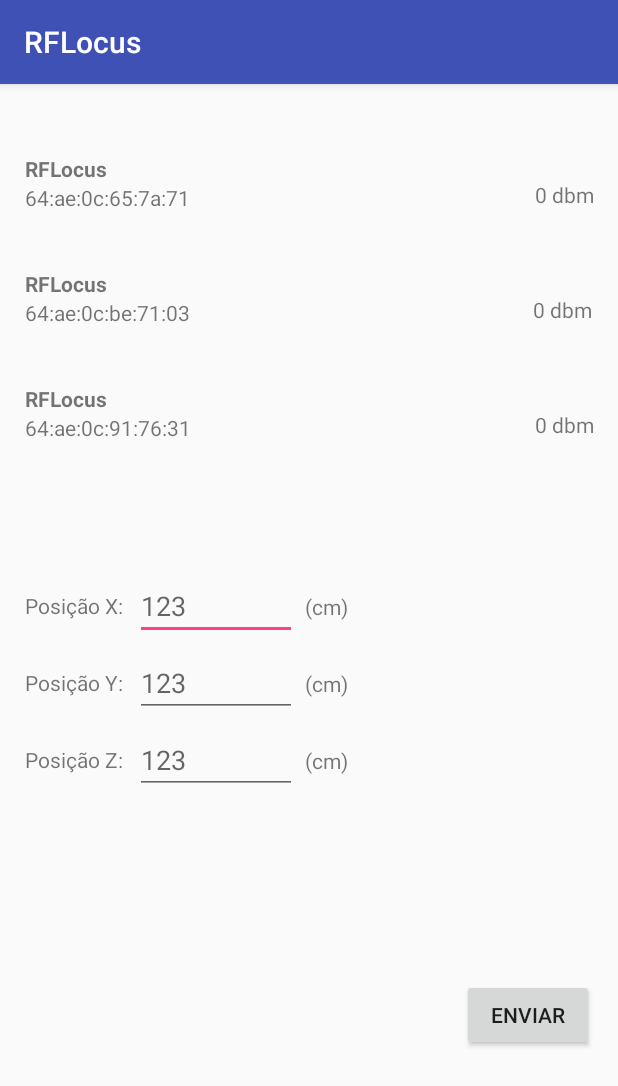
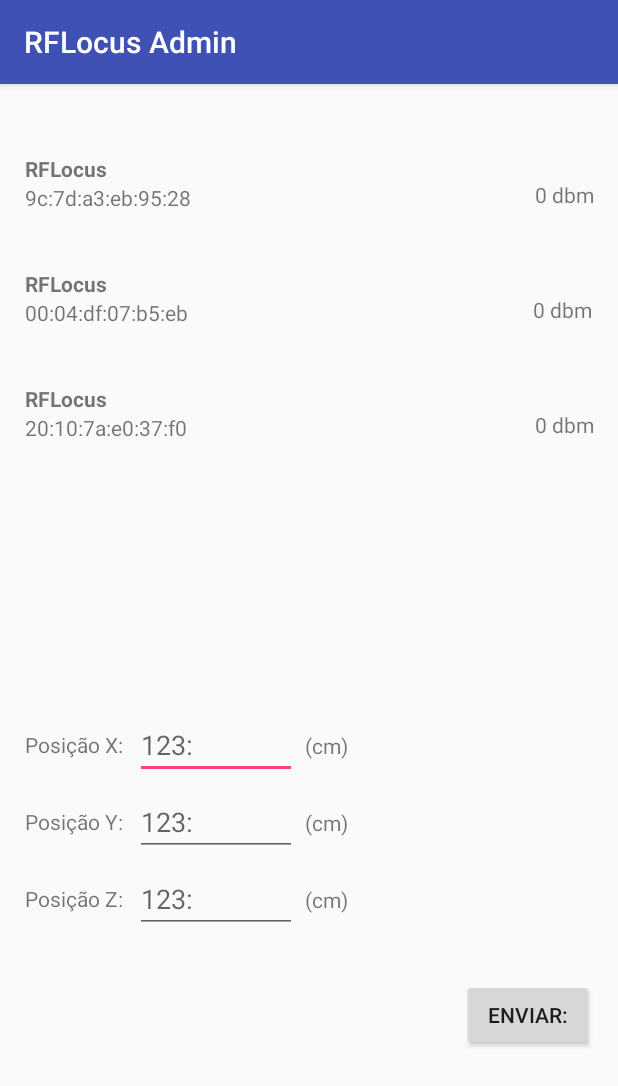
Before and after one commit to fabraocaio/RFLocus-APP-Android, an Android app: the screen it shows after launch (AdmActivity), on a phone screen of 412 x 824 dp. Shown: the top 1086 px of the screen. Run offline under Robolectric (Android 15) with nearby library versions, the phone set to English and light mode, and no system bars; our stand-ins replace Volley; 2 statements that could not run were skipped.

```diff
--- a/app/build.gradle
+++ b/app/build.gradle
@@ -7,8 +7,8 @@ android {
         applicationId "com.app.project.rflocus"
         minSdkVersion 14
         targetSdkVersion 26
-        versionCode 2
-        versionName "0.1.0"
+        versionCode 3
+        versionName "0.8.0"
         testInstrumentationRunner "android.support.test.runner.AndroidJUnitRunner"
     }
     buildTypes {
--- a/app/src/main/java/com/app/project/rflocus/AdmActivity.java
+++ b/app/src/main/java/com/app/project/rflocus/AdmActivity.java
@@ -41,7 +41,7 @@ import static com.android.volley.Request.*;
 
 public class AdmActivity extends AppCompatActivity {
 
-    protected String TAG = "AdmActivity";
+    private static String TAG = "AdmActivity";
 
     protected String url = "http://192.168.100.18:5500/";
 
@@ -54,9 +54,9 @@ public class AdmActivity extends AppCompatActivity {
     private EditText etPosX, etPosY, etPosZ;
     private TextView tvSSID1, tvMAC1, tvRSS1, tvSSID2,
             tvMAC2, tvRSS2, tvSSID3, tvMAC3, tvRSS3;
-    protected Button btnSend;
+    public Button btnSend;
 
-    protected int MY_PERMISSIONS_REQUEST_ACCESS_FINE_LOCATION;
+    int MY_PERMISSIONS_REQUEST_ACCESS_FINE_LOCATION;
 
     /**
      * Function to automatically connect to a OPEN Wi-Fi network
@@ -136,20 +136,21 @@ public class AdmActivity extends AppCompatActivity {
         // ---------------------------------- //
         */
 
+        /*
         // -----------MACS RFLocus---------- //
-        listMacs.add("64:ae:0c:65:7a:71");
-        listMacs.add("64:ae:0c:be:71:03");
-        listMacs.add("64:ae:0c:91:76:31");
-        listMacs.add("2c:55:d3:b0:1c:c4");
+        listMacs.add("6a:39:a3:67:51:8e");
+        listMacs.add("df:11:bb:8f:a8:7a");
+        listMacs.add("19:b3:82:86:06:6e");
+        //listMacs.add("c7:45:50:51:06:d1");
         // ---------------------------------- //
+        */
 
-        /*
         // ----------MACS SafeHouse--------- //
         listMacs.add("9c:7d:a3:eb:95:28");
         listMacs.add("00:04:df:07:b5:eb");
         listMacs.add("20:10:7a:e0:37:f0");
         // ---------------------------------- //
-        */
+
 
         return listMacs;
     }
@@ -224,20 +225,12 @@ public class AdmActivity extends AppCompatActivity {
 
         btnSend = (Button) findViewById(R.id.btnSend);
 
-        Ap ap1 = new Ap();
-        Ap ap2 = new Ap();
-        Ap ap3 = new Ap();
         apList = new ArrayList<>();
-        apList.add(ap1);
-        apList.add(ap2);
-        apList.add(ap3);
 
         //autoConnectOPEN("UTFPRWEB");
-        //autoConnectWAP("narsil","1119072205");
         //autoConnectWAP("FUNBOX-BOARDGAME-CAFE","Fb-4130400780");
         //autoConnectWEP("RFLocus","oficina3");
         requestGET();
-        //setAps();
         startRefresh();
     }
 
@@ -289,6 +282,7 @@ public class AdmActivity extends AppCompatActivity {
     private void updateAP(List<ScanResult> results, List<Ap> apList){
         for (ScanResult result : results) {
             for (Ap ap : apList) {
+                ap.setRssi(0);
                 if (ap.getMac().equals(result.BSSID)){
                     ap.setSsid(result.SSID);
                     ap.setRssi(result.level);
@@ -312,6 +306,7 @@ public class AdmActivity extends AppCompatActivity {
             refresh();
             requestPUT(url, createJSON(apList));
         }
+        Toast.makeText(AdmActivity.this, "Concluído", Toast.LENGTH_SHORT).show();
         Log.d(TAG, "Send Pressed");
     }
 
@@ -356,7 +351,6 @@ public class AdmActivity extends AppCompatActivity {
                     @Override
                     public void onResponse(JSONObject response) {
                         Log.d("Response", response.toString());
-                        Toast.makeText(AdmActivity.this, "Concluido", Toast.LENGTH_SHORT).show();
                     }
                 },
                 new Response.ErrorListener() {
@@ -364,7 +358,6 @@ public class AdmActivity extends AppCompatActivity {
                     public void onErrorResponse(VolleyError error) {
                         // error
                         Toast.makeText(AdmActivity.this, "Erro ao enviar", Toast.LENGTH_SHORT).show();
-                        Log.d("Error.Response", error.toString());
                     }
                 }
         ) {
@@ -394,10 +387,10 @@ public class AdmActivity extends AppCompatActivity {
      * Function to request the MAC address of the APs
      */
     private void requestGET(){
-        int i = 0;
-        ArrayList<String> listMacs = (setListMAC());
-        for (Ap ap : apList){
-            ap.setMac(listMacs.get(i++));
+        ArrayList<String> listMacs = setListMAC();
+        for (String mac : listMacs) {
+            Ap ap = new Ap(mac);
+            apList.add(ap);
         }
     }
 
@@ -441,8 +434,6 @@ public class AdmActivity extends AppCompatActivity {
             wifiMgr.setWifiEnabled(true);
         wifiMgr.startScan();
         List<ScanResult> results = wifiMgr.getScanResults();
-        //ArrayList macs = setListMAC();
-        //updateAP(results,macs,0);
         updateAP(results,apList);
         updateUI(apList);
         //Log.d("AutoRefresh","Scan Completed");
--- a/app/src/main/java/com/app/project/rflocus/Ap.java
+++ b/app/src/main/java/com/app/project/rflocus/Ap.java
@@ -5,39 +5,29 @@ class Ap {
     private String mac;
     private int rssi;
 
-    public Ap(){
+    Ap(String mac){
         this.ssid="RFLocus";
-        this.mac="FF:FF:FF:FF:FF:FF";
+        this.mac=mac;
         this.rssi=0;
     }
 
-    public Ap(String ssid, String mac, int rssi) {
-        this.ssid = ssid;
-        this.mac = mac;
-        this.rssi = rssi;
-    }
-
-    public String getSsid() {
+    String getSsid() {
         return ssid;
     }
 
-    public void setSsid(String ssid) {
+    void setSsid(String ssid) {
         this.ssid = ssid;
     }
 
-    public String getMac() {
+    String getMac() {
         return mac;
     }
 
-    public void setMac(String mac) {
-        this.mac = mac;
-    }
-
-    public int getRssi() {
+    int getRssi() {
         return rssi;
     }
 
-    public void setRssi(int rssi) {
+    void setRssi(int rssi) {
         this.rssi = rssi;
     }
 }
--- a/app/src/main/res/layout/activity_adm.xml
+++ b/app/src/main/res/layout/activity_adm.xml
@@ -34,11 +34,13 @@
         tools:layout_editor_absoluteX="377dp" />
 
     <android.support.constraint.Guideline
-        android:id="@+id/guidelineH10"
+        android:id="@+id/guidelineH05"
         android:layout_width="wrap_content"
         android:layout_height="wrap_content"
         android:orientation="horizontal"
-        app:layout_constraintGuide_percent="0.05" />
+        app:layout_constraintGuide_percent="0.05"
+        tools:layout_editor_absoluteY="26dp"
+        tools:layout_editor_absoluteX="0dp" />
 
     <TextView
         android:id="@+id/tvSSID1"
@@ -47,10 +49,10 @@
         android:layout_marginLeft="8dp"
         android:layout_marginStart="8dp"
         android:layout_marginTop="8dp"
-        android:text="SSID AP1"
+        android:text="@string/ssid_ap1"
         android:textStyle="bold"
         app:layout_constraintLeft_toLeftOf="@+id/guidelineV2"
-        app:layout_constraintTop_toTopOf="@+id/guidelineH10" />
+        app:layout_constraintTop_toTopOf="@+id/guidelineH05" />
 
     <TextView
         android:id="@+id/tvMAC1"
@@ -58,7 +60,7 @@
         android:layout_height="wrap_content"
         android:layout_marginLeft="8dp"
         android:layout_marginStart="8dp"
-        android:text="MAC AP1"
+        android:text="@string/mac_ap1"
         app:layout_constraintLeft_toLeftOf="@+id/guidelineV2"
         app:layout_constraintTop_toBottomOf="@+id/tvSSID1" />
 
@@ -68,17 +70,19 @@
         android:layout_height="wrap_content"
         android:layout_marginEnd="8dp"
         android:layout_marginRight="8dp"
-        android:text="RSS AP1"
+        android:text="@string/rss_ap1"
         app:layout_constraintRight_toLeftOf="@+id/guidelineV98"
-        app:layout_constraintTop_toTopOf="@+id/guidelineH10"
+        app:layout_constraintTop_toTopOf="@+id/guidelineH05"
         android:layout_marginTop="25dp" />
 
     <android.support.constraint.Guideline
-        android:id="@+id/guidelineH20"
+        android:id="@+id/guidelineH15"
         android:layout_width="wrap_content"
         android:layout_height="wrap_content"
         android:orientation="horizontal"
-        app:layout_constraintGuide_percent="0.15" />
+        app:layout_constraintGuide_percent="0.15"
+        tools:layout_editor_absoluteY="77dp"
+        tools:layout_editor_absoluteX="0dp" />
 
     <TextView
         android:id="@+id/tvSSID2"
@@ -86,10 +90,10 @@
         android:layout_height="wrap_content"
         android:layout_marginLeft="8dp"
         android:layout_marginStart="8dp"
-        android:text="SSID AP2"
+        android:text="@string/ssid_ap2"
         android:textStyle="bold"
         app:layout_constraintLeft_toLeftOf="@+id/guidelineV2"
-        app:layout_constraintTop_toTopOf="@+id/guidelineH20"
+        app:layout_constraintTop_toTopOf="@+id/guidelineH15"
         android:layout_marginTop="8dp" />
 
     <TextView
@@ -98,7 +102,7 @@
         android:layout_height="wrap_content"
         android:layout_marginLeft="8dp"
         android:layout_marginStart="8dp"
-        android:text="MAC AP2"
+        android:text="@string/mac_ap2"
         app:layout_constraintLeft_toLeftOf="@+id/guidelineV2"
         app:layout_constraintTop_toBottomOf="@+id/tvSSID2" />
 
@@ -109,16 +113,18 @@
         android:layout_marginEnd="9dp"
         android:layout_marginRight="9dp"
         android:layout_marginTop="25dp"
-        android:text="RSS AP2"
+        android:text="@string/rss_ap2"
         app:layout_constraintRight_toLeftOf="@+id/guidelineV98"
-        app:layout_constraintTop_toTopOf="@+id/guidelineH20" />
+        app:layout_constraintTop_toTopOf="@+id/guidelineH15" />
 
     <android.support.constraint.Guideline
-        android:id="@+id/guidelineH30"
+        android:id="@+id/guidelineH25"
         android:layout_width="wrap_content"
         android:layout_height="wrap_content"
         android:orientation="horizontal"
-        app:layout_constraintGuide_percent="0.25" />
+        app:layout_constraintGuide_percent="0.25"
+        tools:layout_editor_absoluteY="128dp"
+        tools:layout_editor_absoluteX="0dp" />
 
     <TextView
         android:id="@+id/tvSSID3"
@@ -127,10 +133,10 @@
         android:layout_marginLeft="8dp"
         android:layout_marginStart="8dp"
         android:layout_marginTop="8dp"
-        android:text="SSID AP3"
+        android:text="@string/ssid_ap3"
         android:textStyle="bold"
         app:layout_constraintLeft_toLeftOf="@+id/guidelineV2"
-        app:layout_constraintTop_toTopOf="@+id/guidelineH30" />
+        app:layout_constraintTop_toTopOf="@+id/guidelineH25" />
 
     <TextView
         android:id="@+id/tvMAC3"
@@ -138,7 +144,7 @@
         android:layout_height="wrap_content"
         android:layout_marginLeft="8dp"
         android:layout_marginStart="8dp"
-        android:text="MAC AP3"
+        android:text="@string/mac_ap3"
         app:layout_constraintLeft_toLeftOf="@+id/guidelineV2"
         app:layout_constraintTop_toBottomOf="@+id/tvSSID3" />
 
@@ -148,26 +154,28 @@
         android:layout_height="wrap_content"
         android:layout_marginEnd="8dp"
         android:layout_marginRight="8dp"
-        android:text="RSS AP3"
+        android:text="@string/rss_ap3"
         app:layout_constraintRight_toLeftOf="@+id/guidelineV98"
-        app:layout_constraintTop_toTopOf="@+id/guidelineH30"
+        app:layout_constraintTop_toTopOf="@+id/guidelineH25"
         android:layout_marginTop="25dp" />
 
     <android.support.constraint.Guideline
-        android:id="@+id/guidelineH40"
+        android:id="@+id/guidelineH35"
         android:layout_width="wrap_content"
         android:layout_height="wrap_content"
         android:orientation="horizontal"
-        app:layout_constraintGuide_percent="0.4"
-        tools:layout_editor_absoluteX="0dp"
-        tools:layout_editor_absoluteY="205dp" />
+        app:layout_constraintGuide_percent="0.35"
+        tools:layout_editor_absoluteY="179dp"
+        tools:layout_editor_absoluteX="0dp" />
 
     <android.support.constraint.Guideline
         android:id="@+id/guidelineH50"
         android:layout_width="wrap_content"
         android:layout_height="wrap_content"
         android:orientation="horizontal"
-        app:layout_constraintGuide_percent="0.43" />
+        app:layout_constraintGuide_percent="0.55"
+        tools:layout_editor_absoluteY="281dp"
+        tools:layout_editor_absoluteX="0dp" />
 
     <TextView
         android:id="@+id/tvDist1"
@@ -176,7 +184,7 @@
         android:layout_marginLeft="8dp"
         android:layout_marginStart="8dp"
         android:layout_marginTop="8dp"
-        android:text="Posição X:"
+        android:text="@string/posX"
         app:layout_constraintLeft_toLeftOf="@+id/guidelineV2"
         app:layout_constraintTop_toTopOf="@+id/guidelineH50" />
 
@@ -189,14 +197,13 @@
         android:layout_marginRight="8dp"
         android:layout_marginStart="8dp"
         android:ems="10"
-        android:hint="123"
+        android:hint="@string/num"
         android:inputType="number"
         app:layout_constraintBottom_toBottomOf="@+id/tvDist1"
         app:layout_constraintHorizontal_bias="0.0"
         app:layout_constraintLeft_toRightOf="@+id/tvDist1"
         app:layout_constraintRight_toLeftOf="@+id/guidelineV50"
-        app:layout_constraintTop_toTopOf="@+id/tvDist1"
-        app:layout_constraintVertical_bias="0.5" />
+        app:layout_constraintTop_toTopOf="@+id/tvDist1" />
 
     <TextView
         android:id="@+id/tvCM1"
@@ -204,11 +211,10 @@
         android:layout_height="wrap_content"
         android:layout_marginLeft="5dp"
         android:layout_marginStart="5dp"
-        android:text="(cm)"
+        android:text="@string/cm"
         app:layout_constraintBottom_toBottomOf="@+id/etPosX"
         app:layout_constraintLeft_toRightOf="@+id/etPosX"
-        app:layout_constraintTop_toTopOf="@+id/etPosX"
-        app:layout_constraintVertical_bias="0.5" />
+        app:layout_constraintTop_toTopOf="@+id/etPosX" />
 
     <TextView
         android:id="@+id/tvDist2"
@@ -217,7 +223,7 @@
         android:layout_marginLeft="8dp"
         android:layout_marginStart="8dp"
         android:layout_marginTop="32dp"
-        android:text="Posição Y:"
+        android:text="@string/posY"
         app:layout_constraintLeft_toLeftOf="@+id/guidelineV2"
         app:layout_constraintTop_toBottomOf="@+id/tvDist1" />
 
@@ -230,26 +236,24 @@
         android:layout_marginRight="8dp"
         android:layout_marginStart="8dp"
         android:ems="10"
-        android:hint="123"
+        android:hint="@string/num"
         android:inputType="number"
         app:layout_constraintBottom_toBottomOf="@+id/tvDist2"
         app:layout_constraintHorizontal_bias="0.0"
         app:layout_constraintLeft_toRightOf="@+id/tvDist2"
         app:layout_constraintRight_toLeftOf="@+id/guidelineV50"
-        app:layout_constraintTop_toTopOf="@+id/tvDist2"
-        app:layout_constraintVertical_bias="0.5" />
+        app:layout_constraintTop_toTopOf="@+id/tvDist2" />
 
     <TextView
         android:id="@+id/tvCM2"
         android:layout_width="wrap_content"
         android:layout_height="wrap_content"
-        android:layout_marginLeft="8dp"
+        android:layout_marginLeft="5dp"
         android:layout_marginStart="5dp"
-        android:text="(cm)"
+        android:text="@string/cm"
         app:layout_constraintBottom_toBottomOf="@+id/etPosY"
         app:layout_constraintLeft_toRightOf="@+id/etPosY"
-        app:layout_constraintTop_toTopOf="@+id/etPosY"
-        app:layout_constraintVertical_bias="0.5" />
+        app:layout_constraintTop_toTopOf="@+id/etPosY" />
 
     <TextView
         android:id="@+id/tvDist3"
@@ -258,7 +262,7 @@
         android:layout_marginLeft="8dp"
         android:layout_marginStart="8dp"
         android:layout_marginTop="32dp"
-        android:text="Posição Z:"
+        android:text="@string/posz"
         app:layout_constraintLeft_toLeftOf="@+id/guidelineV2"
         app:layout_constraintTop_toBottomOf="@+id/tvDist2" />
 
@@ -269,12 +273,11 @@
         android:layout_marginLeft="8dp"
         android:layout_marginStart="8dp"
         android:ems="10"
-        android:hint="123"
+        android:hint="@string/num"
         android:inputType="number"
         app:layout_constraintBottom_toBottomOf="@+id/tvDist3"
         app:layout_constraintLeft_toRightOf="@+id/tvDist3"
         app:layout_constraintTop_toTopOf="@+id/tvDist3"
-        app:layout_constraintVertical_bias="0.5"
         app:layout_constraintRight_toLeftOf="@+id/guidelineV50"
         android:layout_marginRight="8dp"
         android:layout_marginEnd="8dp"
@@ -286,11 +289,10 @@
         android:layout_height="wrap_content"
         android:layout_marginLeft="5dp"
         android:layout_marginStart="5dp"
-        android:text="(cm)"
+        android:text="@string/cm"
         app:layout_constraintBottom_toBottomOf="@+id/etPosZ"
         app:layout_constraintLeft_toRightOf="@+id/etPosZ"
-        app:layout_constraintTop_toTopOf="@+id/etPosZ"
-        app:layout_constraintVertical_bias="0.5" />
+        app:layout_constraintTop_toTopOf="@+id/etPosZ" />
 
     <Button
         android:id="@+id/btnSend"
@@ -299,15 +301,18 @@
         android:layout_marginBottom="8dp"
         android:layout_marginRight="8dp"
         android:onClick="sendRasp"
-        android:text="Enviar"
+        android:text="@string/enviar"
         app:layout_constraintBottom_toTopOf="@+id/guidelineH80"
-        app:layout_constraintRight_toLeftOf="@+id/guidelineV98" />
+        app:layout_constraintRight_toLeftOf="@+id/guidelineV98"
+        android:layout_marginEnd="8dp" />
 
     <android.support.constraint.Guideline
         android:layout_width="wrap_content"
         android:layout_height="wrap_content"
         android:id="@+id/guidelineH80"
         android:orientation="horizontal"
-        app:layout_constraintGuide_percent="0.85" />
+        app:layout_constraintGuide_percent="0.85"
+        tools:layout_editor_absoluteY="435dp"
+        tools:layout_editor_absoluteX="0dp" />
 
 </android.support.constraint.ConstraintLayout>
--- a/app/src/main/res/values/strings.xml
+++ b/app/src/main/res/values/strings.xml
@@ -1,3 +1,18 @@
 <resources>
-    <string name="app_name">RFLocus</string>
+    <string name="app_name">RFLocus Admin</string>
+    <string name="ssid_ap1">SSID AP1</string>
+    <string name="mac_ap1">MAC AP1</string>
+    <string name="rss_ap1">RSS AP1</string>
+    <string name="ssid_ap2">SSID AP2</string>
+    <string name="mac_ap2">MAC AP2</string>
+    <string name="rss_ap2">RSS AP2</string>
+    <string name="ssid_ap3">SSID AP3</string>
+    <string name="mac_ap3">MAC AP3</string>
+    <string name="rss_ap3">RSS AP3</string>
+    <string name="posX">Posição X:</string>
+    <string name="posY">Posição Y:</string>
+    <string name="posz">Posição Z:</string>
+    <string name="cm">(cm)</string>
+    <string name="num">123:</string>
+    <string name="enviar">Enviar:</string>
 </resources>
```
Also changed, not shown: app/src/main/ic_launcher-web.png (added), app/src/main/res/mipmap-hdpi/ic_launcher.png, app/src/main/res/mipmap-mdpi/ic_launcher.png, app/src/main/res/mipmap-xhdpi/ic_launcher.png, app/src/main/res/mipmap-xxhdpi/ic_launcher.png, app/src/main/res/mipmap-xxxhdpi/ic_launcher.png.
